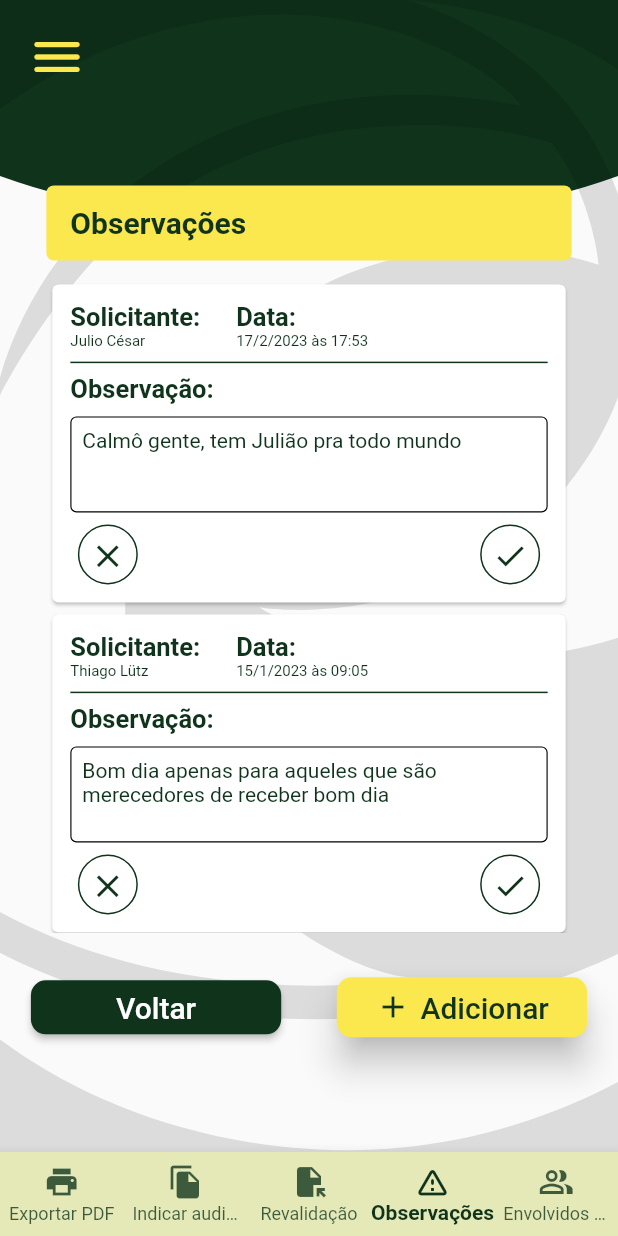
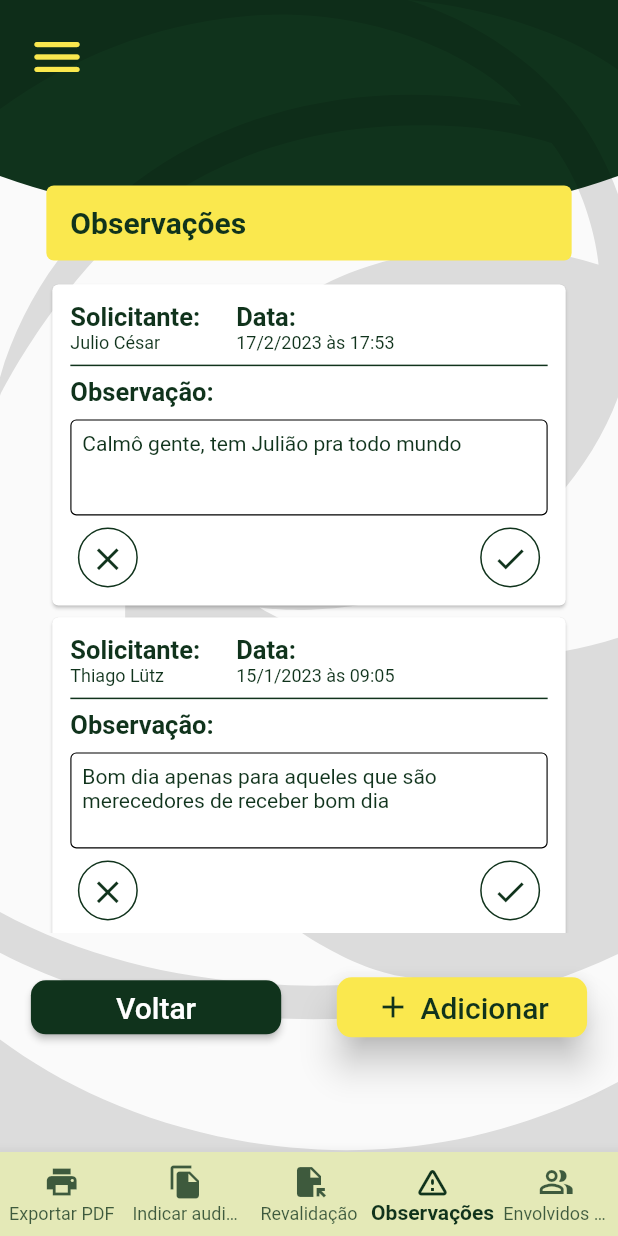
Before and after one commit to lutzzdias/eldorado-ui, a Flutter app: the screen it shows after launch, on a phone screen of 412 x 824 dp. Run offline on Flutter 3.47's test engine with Material 2 defaults, Android fonts, the phone set to English and light mode, and no system bars; our stand-ins replace flutter_svg.

Commit message:
Minor fixes

```diff
--- a/lib/src/features/observation/presentation/list_observations/list_observations_screen.dart
+++ b/lib/src/features/observation/presentation/list_observations/list_observations_screen.dart
@@ -28,7 +28,7 @@ class ListObservationsScreen extends StatelessWidget {
     Observation(
       requester: 'Víto Oliveira',
       date: DateTime(2023, 02, 14, 13, 15),
-      content: 'Sou envolvido com o Julio...',
+      content: 'Observação deveras inteligente feita por mim.',
     ),
     Observation(
       requester: 'Julio César',
--- a/lib/src/features/observation/presentation/list_observations/widgets/observation_item_header.dart
+++ b/lib/src/features/observation/presentation/list_observations/widgets/observation_item_header.dart
@@ -31,7 +31,7 @@ class ObservationItemHeader extends StatelessWidget {
               requester,
               style: const TextStyle(
                 color: CustomColors.darkGreen,
-                fontSize: 10,
+                fontSize: 12,
               ),
             ),
           ],
@@ -52,7 +52,7 @@ class ObservationItemHeader extends StatelessWidget {
               '${date.day.toString()}/${date.month.toString()}/${date.year.toString()} às ${date.hour.toString().padLeft(2, '0')}:${date.minute.toString().padLeft(2, '0')}',
               style: const TextStyle(
                 color: CustomColors.darkGreen,
-                fontSize: 10,
+                fontSize: 12,
               ),
             ),
           ],
```
Also changed, not shown: pubspec.lock.
